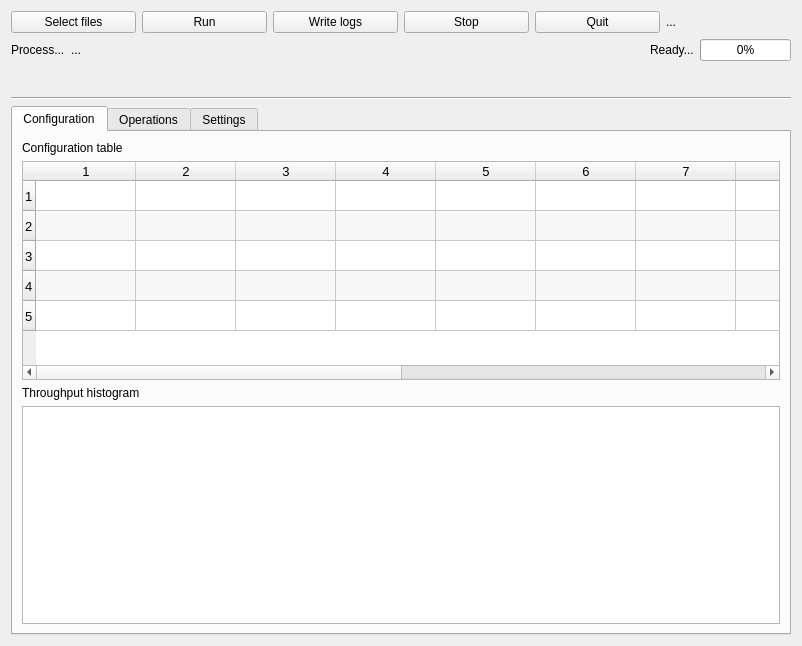
This is src/main2.ui in fmu93/ATM-metrics as Qt 5 draws it before an edit. The edited form follows.
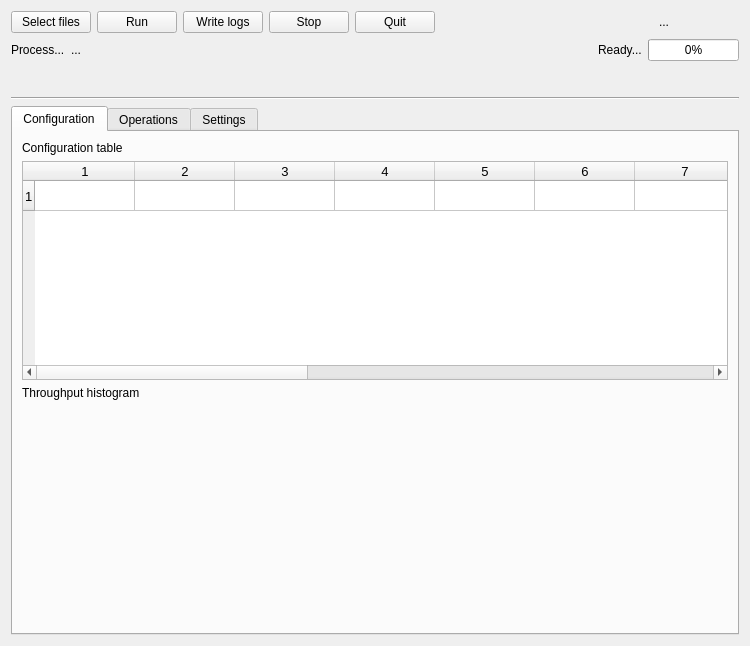
This is the edited form.

Commit message: Attempts on matplotlib in QT designer and threading of GUI

What changed in the file:
```diff
--- a/src/main2.ui
+++ b/src/main2.ui
@@ -6,7 +6,7 @@
    <rect>
     <x>0</x>
     <y>0</y>
-    <width>802</width>
+    <width>750</width>
     <height>646</height>
    </rect>
   </property>
@@ -65,8 +65,36 @@
          </property>
         </widget>
        </item>
+       <item>
+        <spacer name="horizontalSpacer_2">
+         <property name="orientation">
+          <enum>Qt::Horizontal</enum>
+         </property>
+         <property name="sizeType">
+          <enum>QSizePolicy::Expanding</enum>
+         </property>
+         <property name="sizeHint" stdset="0">
+          <size>
+           <width>40</width>
+           <height>20</height>
+          </size>
+         </property>
+        </spacer>
+       </item>
        <item>
         <widget class="QLabel" name="lblTime">
+         <property name="sizePolicy">
+          <sizepolicy hsizetype="Fixed" vsizetype="Preferred">
+           <horstretch>0</horstretch>
+           <verstretch>0</verstretch>
+          </sizepolicy>
+         </property>
+         <property name="minimumSize">
+          <size>
+           <width>80</width>
+           <height>0</height>
+          </size>
+         </property>
          <property name="text">
           <string>...</string>
          </property>
@@ -232,6 +260,12 @@
                <verstretch>0</verstretch>
               </sizepolicy>
              </property>
+             <property name="minimumSize">
+              <size>
+               <width>0</width>
+               <height>80</height>
+              </size>
+             </property>
              <property name="font">
               <font>
                <pointsize>10</pointsize>
@@ -249,6 +283,9 @@
              <property name="selectionMode">
               <enum>QAbstractItemView::NoSelection</enum>
              </property>
+             <property name="showGrid">
+              <bool>true</bool>
+             </property>
              <property name="gridStyle">
               <enum>Qt::SolidLine</enum>
              </property>
@@ -256,10 +293,10 @@
               <bool>true</bool>
              </property>
              <property name="rowCount">
-              <number>5</number>
+              <number>1</number>
              </property>
              <property name="columnCount">
-              <number>14</number>
+              <number>15</number>
              </property>
              <attribute name="horizontalHeaderDefaultSectionSize">
               <number>100</number>
@@ -271,13 +308,10 @@
               <bool>true</bool>
              </attribute>
              <attribute name="horizontalHeaderStretchLastSection">
-              <bool>true</bool>
+              <bool>false</bool>
              </attribute>
              <row/>
-             <row/>
-             <row/>
-             <row/>
-             <row/>
+             <column/>
              <column/>
              <column/>
              <column/>
@@ -308,13 +342,14 @@
             </widget>
            </item>
            <item>
-            <widget class="QGraphicsView" name="graphicsView">
+            <widget class="QWidget" name="matplotlibWidget" native="true">
              <property name="sizePolicy">
               <sizepolicy hsizetype="Expanding" vsizetype="Expanding">
                <horstretch>0</horstretch>
                <verstretch>0</verstretch>
               </sizepolicy>
              </property>
+             <layout class="QVBoxLayout" name="verticalLayout_2"/>
             </widget>
            </item>
           </layout>
```
Left out of the diff: 5 changed lines with no effect on the pictures. The commit also changes 10 other files.
